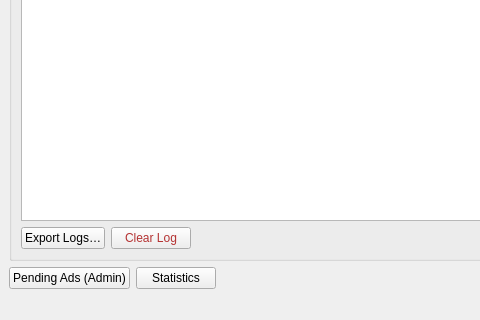
Before: the Qt Designer form server/ui/server_console_window.ui in imMAMZI/kalaNet, drawn with Qt 5; both pictures show x 0 to 480 and y 280 to 600 of the 960 by 600 pixel window.
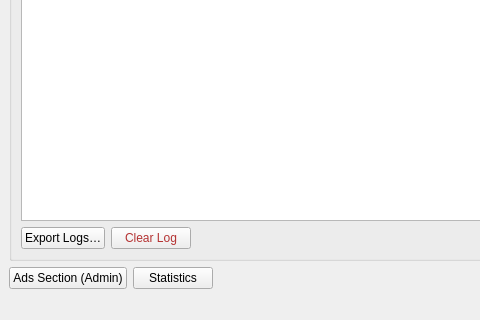
After: the same form once the commit is applied.

Commit message: Update admin ads section to show all ads with pending filter

The edit to the form file:
```diff
--- a/server/ui/server_console_window.ui
+++ b/server/ui/server_console_window.ui
@@ -191,7 +191,7 @@
                         <item>
                             <widget class="QPushButton" name="pushButtonShowAdQueue">
                                 <property name="text">
-                                    <string>Pending Ads (Admin)</string>
+                                    <string>Ads Section (Admin)</string>
                                 </property>
                             </widget>
                         </item>
```
The commit also changes 2 other files.
